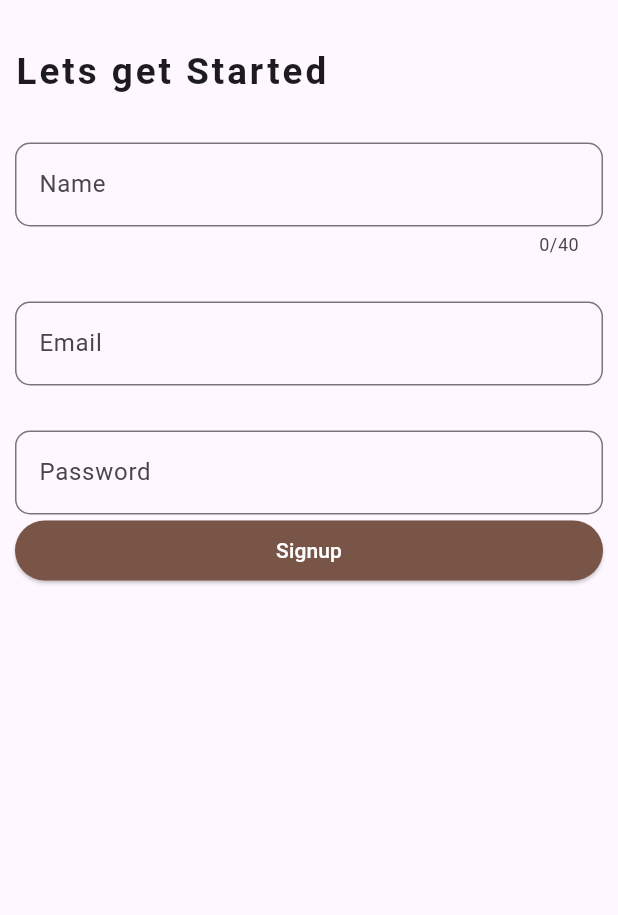
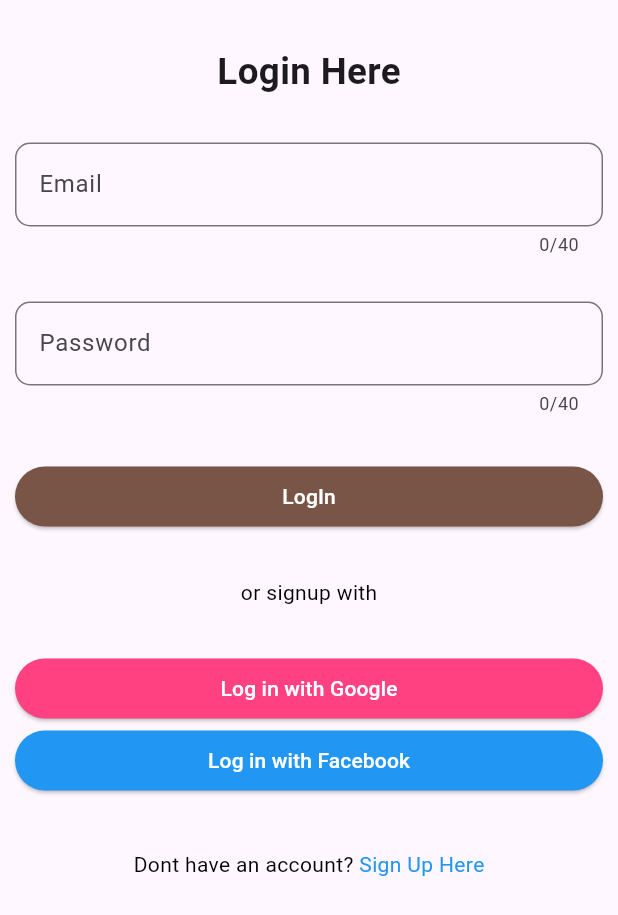
Before and after one commit to jeven2003/front-Kaps, a Flutter app: the screen it shows after launch, on a phone screen of 412 x 824 dp. Shown: the top 915 px of the screen. Run offline on Flutter 3.47's test engine with Material 3 defaults, Android fonts, the phone set to English and light mode, and no system bars.

Commit message:
LOGIN LANG

```diff
--- a/lib/main.dart
+++ b/lib/main.dart
@@ -1,16 +1,18 @@
 import 'package:flutter/material.dart';
 import 'package:untitled2/home.dart';
 import 'package:untitled2/pages/dashboard.dart';
+import 'package:untitled2/pages/login.dart';
 import 'package:untitled2/pages/menu.dart';
 import 'package:untitled2/pages/signup.dart';
 
 void main() => runApp(MaterialApp(
-  initialRoute: '/signup',
+  initialRoute: '/login',
   routes: {
     '/' : (context)=> Dashboard(),
     '/menu': (context) => Menu(),
     '/profile' : (context) => Home(),
     '/signup' : (context) => signup(),
+    '/login' : (context) => login(),
 },
 
 ));
--- /dev/null
+++ b/lib/pages/login.dart
@@ -0,0 +1,160 @@
+import 'package:flutter/material.dart';
+
+class login extends StatefulWidget {
+  const login({super.key});
+
+  @override
+  State<login> createState() => _loginState();
+}
+
+class _loginState extends State<login> {
+  final formKey = GlobalKey<FormState>();
+  String email= '';
+  String password = '';
+
+  @override
+  Widget build(BuildContext context) {
+    return Scaffold(
+      body: SafeArea(
+        child: Padding(
+            padding: EdgeInsets.fromLTRB(10.0, 30.0, 10.0, 0),
+            child: Column(
+                crossAxisAlignment: CrossAxisAlignment.center,
+                children: <Widget>[
+                  Text(
+                     'Login Here',
+                    style: TextStyle(
+                      fontWeight: FontWeight.w700,
+                      fontSize: 24.5,
+                    ),
+                  ),
+                  SizedBox(height: 30.0),
+                  Form(
+                    key: formKey,
+                    child: Column(
+                        crossAxisAlignment:CrossAxisAlignment.stretch,
+                        children: <Widget>[
+                          TextFormField(
+                            maxLength: 40,
+                            decoration: InputDecoration(
+                                label: Text('Email'),
+                                border: OutlineInputBorder(
+                                  borderRadius: BorderRadius.circular(10.0),
+                                )
+                            ),
+                            validator: (value){
+                              if (value == null || value.isEmpty){
+                                return 'Please provide an Email';
+                              }
+                              if (value.length <2){
+                                return 'Email should at least 30 characters long';
+                              }
+                              return null;
+                            },
+                            onSaved: (value){
+                              email = value!;
+                            },
+                          ),
+                          SizedBox(height: 30.0),
+                          TextFormField(
+                            maxLength: 40,
+                            keyboardType: TextInputType.emailAddress,
+                            decoration: InputDecoration(
+                                label: Text('Password'),
+                                border: OutlineInputBorder(
+                                  borderRadius: BorderRadius.circular(10.0),
+                                )
+                            ),
+                            validator: (value){
+                              if (value == null || value.isEmpty){
+                                return 'Please provide a Password';
+                              }
+                              if (value.length <7){
+                                return 'Password should contain 8 character long';
+                              }
+                              return null;
+                            },
+                            onSaved: (value){
+                              password = value!;
+                            },
+                          ),
+                          SizedBox(height: 30.0),
+                          ElevatedButton(
+                            onPressed: (){
+                              if(formKey.currentState!.validate()){
+                                formKey.currentState!.save();
+                                print(email);
+                                print(password);
+                              }
+                            },
+                            child:  Text ('LogIn'),
+                            style: ElevatedButton.styleFrom(
+                              backgroundColor: Colors.brown,
+                              foregroundColor: Colors.white,
+                            ),
+                          ),
+                          SizedBox(height: 30.0),
+                          Row(
+                            mainAxisAlignment: MainAxisAlignment.center,
+                            children: <Widget>[
+                              Text(
+                                'or signup with',
+                                style: TextStyle(
+                                  color: Colors.black
+                                ),
+                              )
+                            ],
+                          ),
+                          SizedBox(height: 30.0),
+
+                          ElevatedButton(
+                            onPressed: (){},
+
+                            child:  Text ('Log in with Google'),
+                            style: ElevatedButton.styleFrom(
+                              backgroundColor: Colors.pinkAccent,
+                              foregroundColor: Colors.white,
+                            ),
+                          ),
+                          ElevatedButton(
+                            onPressed: (){},
+
+                            child:  Text ('Log in with Facebook'),
+                            style: ElevatedButton.styleFrom(
+                              backgroundColor: Colors.blue,
+                              foregroundColor: Colors.white,
+                            ),
+                          ),
+                          SizedBox(height: 30.0),
+                          Row(
+                            mainAxisAlignment: MainAxisAlignment.center,
+                            children: <Widget>[
+                              Text(
+                                'Dont have an account? ',
+                                style: TextStyle(
+                                  color: Colors.black,
+                                ),
+                              ),
+                              SizedBox(height: 30.0),
+                              InkWell(
+                                child: Text(
+                                  'Sign Up Here',
+                                  style: TextStyle(
+                                    color: Colors.blue
+                                  ),
+                                ),
+                                onTap: () => Navigator.popAndPushNamed(context, '/signup'),
+                              ),
+                            ],
+                          )
+                        ]
+                    ),
+                  )
+
+                ]
+            )
+        ),
+      ),
+    );
+  }
+}
```
Also changed, not shown: lib/pages/signup.dart (+23 -0 lines).
